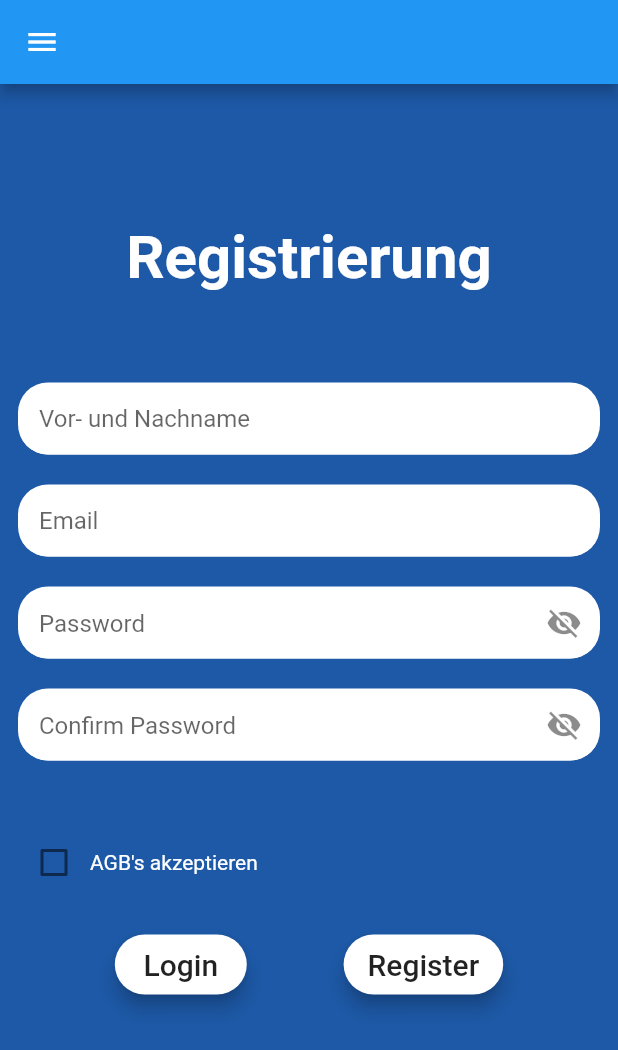
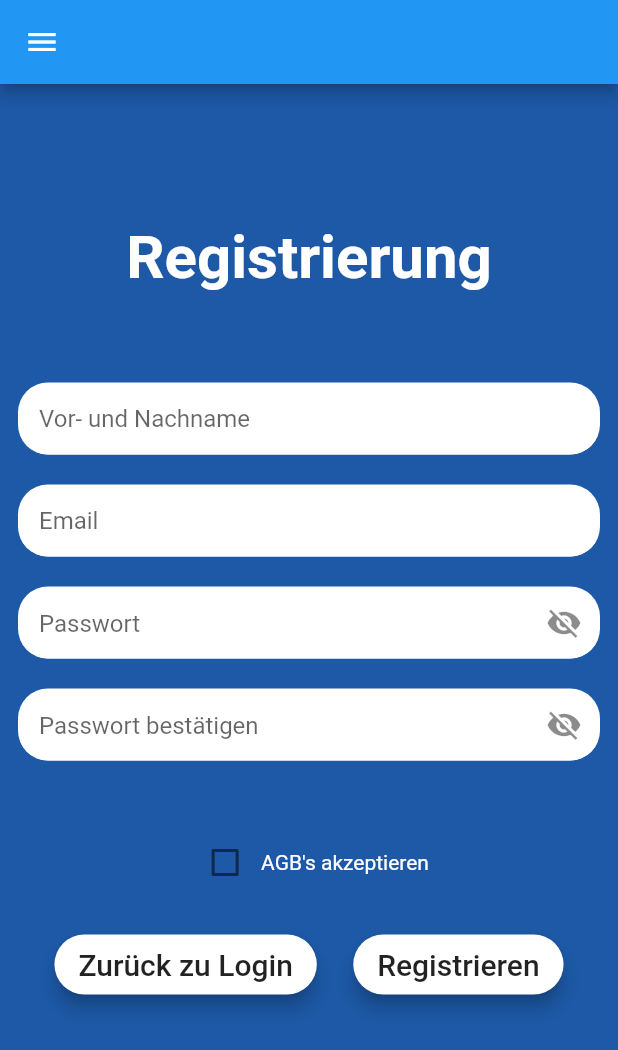
Before and after one commit to TomBrauns/LionsApp, a Flutter app: the screen it shows after launch, in the side drawer, after a tap on "Registrierung", on a phone screen of 412 x 824 dp. Shown: the top 1050 px of the screen. Run offline on Flutter 3.47's test engine with Material 2 defaults, Android fonts, the phone set to English and light mode, and no system bars; our stand-ins replace cloud_firestore, currency_text_input_formatter, firebase_auth, firebase_core, syncfusion_flutter_datepicker; missing offline and left inert: mb_contact_form; accounts and stored records are empty.

Commit message:
registration update

```diff
--- a/lib/login/register.dart
+++ b/lib/login/register.dart
@@ -23,7 +23,7 @@ class _RegisterState extends State<Register> {
 
   final TextEditingController passwordController = TextEditingController();
   final TextEditingController confirmpassController = TextEditingController();
-  final TextEditingController name = TextEditingController();
+  final TextEditingController nameController = TextEditingController();
   final TextEditingController emailController = TextEditingController();
   final TextEditingController mobile = TextEditingController();
   bool _isObscure = true;
@@ -31,10 +31,7 @@ class _RegisterState extends State<Register> {
   File? file;
   var options = [
     'friend',
-    'member',
-    'admin',
   ];
-  var _currentItemSelected = "friend";
   var rool = "friend";
 
   @override
@@ -78,7 +75,7 @@ class _RegisterState extends State<Register> {
                           height: 50,
                         ),
                         TextFormField(
-                          controller: emailController,
+                          controller: nameController,
                           decoration: InputDecoration(
                             filled: true,
                             fillColor: Colors.white,
@@ -96,7 +93,7 @@ class _RegisterState extends State<Register> {
                             ),
                           ),
                           onChanged: (value) {},
-                          keyboardType: TextInputType.text,
+                          keyboardType: TextInputType.name,
                         ),
                         SizedBox(
                           height: 20,
@@ -121,12 +118,12 @@ class _RegisterState extends State<Register> {
                           ),
                           validator: (value) {
                             if (value!.length == 0) {
-                              return "Email cannot be empty";
+                              return "Email darf nicht leer sein";
                             }
                             if (!RegExp(
                                     "^[a-zA-Z0-9+_.-]+@[a-zA-Z0-9.-]+.[a-z]")
                                 .hasMatch(value)) {
-                              return ("Please enter a valid email");
+                              return ("Bitte gültige Email Adresse angeben");
                             } else {
                               return null;
                             }
@@ -152,7 +149,7 @@ class _RegisterState extends State<Register> {
                                 }),
                             filled: true,
                             fillColor: Colors.white,
-                            hintText: 'Password',
+                            hintText: 'Passwort',
                             enabled: true,
                             contentPadding: const EdgeInsets.only(
                                 left: 14.0, bottom: 8.0, top: 15.0),
@@ -168,10 +165,10 @@ class _RegisterState extends State<Register> {
                           validator: (value) {
                             RegExp regex = new RegExp(r'^.{6,}$');
                             if (value!.isEmpty) {
-                              return "Password cannot be empty";
+                              return "Passwort darf nicht leer sein";
                             }
                             if (!regex.hasMatch(value)) {
-                              return ("please enter valid password min. 6 character");
+                              return ("Bitte gültiges Passwort mit mind. 6 Zeichen angeben");
                             } else {
                               return null;
                             }
@@ -196,7 +193,7 @@ class _RegisterState extends State<Register> {
                                 }),
                             filled: true,
                             fillColor: Colors.white,
-                            hintText: 'Confirm Password',
+                            hintText: 'Passwort bestätigen',
                             enabled: true,
                             contentPadding: const EdgeInsets.only(
                                 left: 14.0, bottom: 8.0, top: 15.0),
@@ -212,7 +209,7 @@ class _RegisterState extends State<Register> {
                           validator: (value) {
                             if (confirmpassController.text !=
                                 passwordController.text) {
-                              return "Password did not match";
+                              return "Passwörter stimmen nicht überein";
                             } else {
                               return null;
                             }
@@ -223,7 +220,9 @@ class _RegisterState extends State<Register> {
                           height: 20,
                         ),
                         const SizedBox(height: 24),
-                        Row(children: [
+                        Row(
+                            mainAxisAlignment: MainAxisAlignment.center,
+                            children: [
                               Checkbox(
                                 value: isChecked,
                                 onChanged: (checked) => setState(() {
@@ -300,7 +299,7 @@ class _RegisterState extends State<Register> {
                                 );
                               },
                               child: Text(
-                                "Login",
+                                "Zurück zu Login",
                                 style: TextStyle(
                                   fontSize: 20,
                                 ),
@@ -317,11 +316,14 @@ class _RegisterState extends State<Register> {
                                 setState(() {
                                   showProgress = true;
                                 });
-                                signUp(emailController.text,
-                                    passwordController.text, rool);
+                                signUp(
+                                    nameController.text,
+                                    emailController.text,
+                                    passwordController.text,
+                                    rool);
                               },
                               child: Text(
-                                "Register",
+                                "Registrieren",
                                 style: TextStyle(
                                   fontSize: 20,
                                 ),
@@ -345,21 +347,25 @@ class _RegisterState extends State<Register> {
     );
   }
 
-  void signUp(String email, String password, String rool) async {
+  void signUp(String name, String email, String password, String rool) async {
     CircularProgressIndicator();
     if (_formkey.currentState!.validate()) {
       await _auth
           .createUserWithEmailAndPassword(email: email, password: password)
-          .then((value) => {postDetailsToFirestore(email, rool)})
+          .then((value) => {postDetailsToFirestore(name, email, rool)})
           .catchError((e) {});
     }
   }
 
-  postDetailsToFirestore(String email, String rool) async {
+  postDetailsToFirestore(String name, String email, String rool) async {
     FirebaseFirestore firebaseFirestore = FirebaseFirestore.instance;
     var user = _auth.currentUser;
     CollectionReference ref = FirebaseFirestore.instance.collection('users');
-    ref.doc(user!.uid).set({'email': emailController.text, 'rool': rool});
+    ref.doc(user!.uid).set({
+      'name': nameController.text,
+      'email': emailController.text,
+      'rool': rool
+    });
     Navigator.pushReplacement(
         context, MaterialPageRoute(builder: (context) => LoginPage()));
   }
```
Lines whose indentation alone changed are shown as unchanged.
